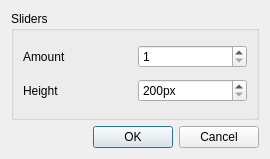
Qt form ui/src/addvcslidermatrix.ui (mcallegari/qlcplus) before a commit.
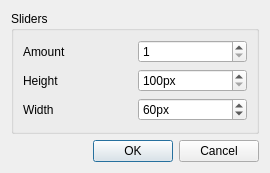
The same form after that commit.

Commit message: Slider Matrix can now have a custom width

The edit to the form file:
```diff
--- a/ui/src/addvcslidermatrix.ui
+++ b/ui/src/addvcslidermatrix.ui
@@ -7,7 +7,7 @@
     <x>0</x>
     <y>0</y>
     <width>270</width>
-    <height>159</height>
+    <height>173</height>
    </rect>
   </property>
   <property name="windowTitle">
@@ -56,13 +56,36 @@
          <string/>
         </property>
         <property name="minimum">
-         <number>200</number>
+         <number>100</number>
         </property>
         <property name="maximum">
          <number>9999</number>
         </property>
        </widget>
       </item>
+      <item row="2" column="0">
+       <widget class="QLabel" name="label">
+        <property name="text">
+         <string>Width</string>
+        </property>
+       </widget>
+      </item>
+      <item row="2" column="1">
+       <widget class="QSpinBox" name="m_widthSpin">
+        <property name="suffix">
+         <string>px</string>
+        </property>
+        <property name="minimum">
+         <number>10</number>
+        </property>
+        <property name="maximum">
+         <number>9999</number>
+        </property>
+        <property name="value">
+         <number>60</number>
+        </property>
+       </widget>
+      </item>
      </layout>
     </widget>
    </item>
```
The commit also changes 4 other files.
